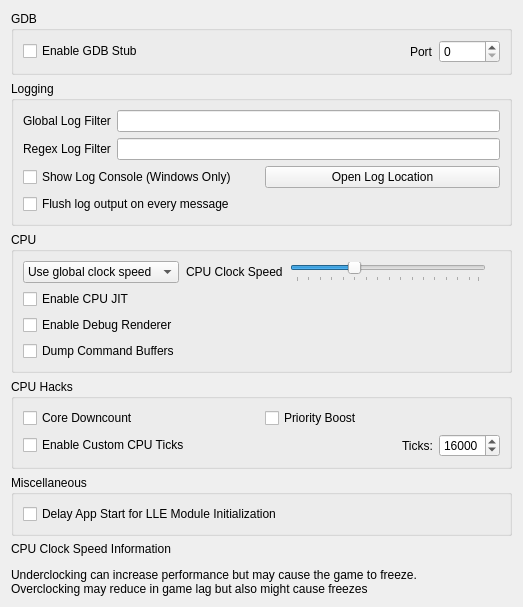
First picture: the form in src/citra_qt/configuration/configure_debug.ui, repository yeager/Borked3DS, before the edit.
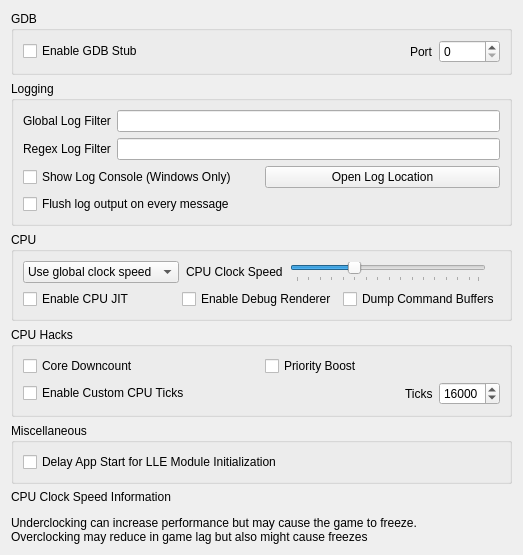
Second picture: the form after the edit.

Commit message: citra_qt: Rearrange some UI elements

Patch:
```diff
--- a/src/citra_qt/configuration/configure_debug.ui
+++ b/src/citra_qt/configuration/configure_debug.ui
@@ -217,6 +217,8 @@
        </widget>
       </item>
       <item>
+       <layout class="QGridLayout" name="gridLayout_1">
+        <item row="0" column="0">
        <widget class="QCheckBox" name="toggle_cpu_jit">
         <property name="toolTip">
          <string>&lt;html&gt;&lt;head/&gt;&lt;body&gt;&lt;p&gt;Enables the use of the ARM JIT compiler for emulating the 3DS CPUs. Don't disable unless for debugging purposes&lt;/p&gt;&lt;/body&gt;&lt;/html&gt;</string>
@@ -226,7 +228,7 @@
         </property>
        </widget>
       </item>
-      <item>
+        <item row="0" column="1">
        <widget class="QCheckBox" name="toggle_renderer_debug">
         <property name="text">
          <string>Enable Debug Renderer</string>
@@ -236,7 +238,7 @@
         </property>
        </widget>
       </item>
-      <item>
+        <item row="0" column="2">
        <widget class="QCheckBox" name="toggle_dump_command_buffers">
         <property name="text">
          <string>Dump Command Buffers</string>
@@ -244,6 +246,8 @@
        </widget>
       </item>
      </layout>
+      </item>
+     </layout>
     </widget>
    </item>
    <item>
@@ -253,8 +257,8 @@
      </property>
      <layout class="QVBoxLayout" name="verticalLayout_6">
       <item>
-       <layout class="QGridLayout" name="gridLayout_3">
-        <item row="1" column="0">
+       <layout class="QGridLayout" name="gridLayout_2">
+        <item row="0" column="0">
          <widget class="QCheckBox" name="toggle_core_downcount_hack">
           <property name="toolTip">
            <string>&lt;html&gt;&lt;head/&gt;&lt;body&gt;&lt;p&gt;When enabled, core downcount will be limited to a smaller time slice, reducing CPU usage. It may improve performance for low-end devices or GPU hungry games.&lt;/p&gt;&lt;/body&gt;&lt;/html&gt;</string>
@@ -264,7 +268,7 @@
           </property>
          </widget>
         </item>
-        <item row="1" column="1">
+        <item row="0" column="1">
          <widget class="QCheckBox" name="toggle_priority_boost">
           <property name="toolTip">
            <string>&lt;html&gt;&lt;head/&gt;&lt;body&gt;&lt;p&gt;Boost low priority starved threads during kernel rescheduling. It may improve performance, at the cost of freezing during cutsences for some games&lt;/p&gt;&lt;/body&gt;&lt;/html&gt;</string>
@@ -304,7 +308,7 @@
         <item>
          <widget class="QLabel" name="label_custom_cpu_ticks">
           <property name="text">
-           <string>Ticks:</string>
+           <string>Ticks</string>
           </property>
          </widget>
         </item>
@@ -331,7 +335,7 @@
      <property name="title">
       <string>Miscellaneous</string>
      </property>
-     <layout class="QGridLayout" name="gridLayout_4">
+     <layout class="QGridLayout" name="gridLayout_3">
       <item row="1" column="0">
        <widget class="QCheckBox" name="delay_start_for_lle_modules">
         <property name="toolTip">
```
Lines whose indentation alone changed are shown as unchanged. The commit also changes 1 other file.
